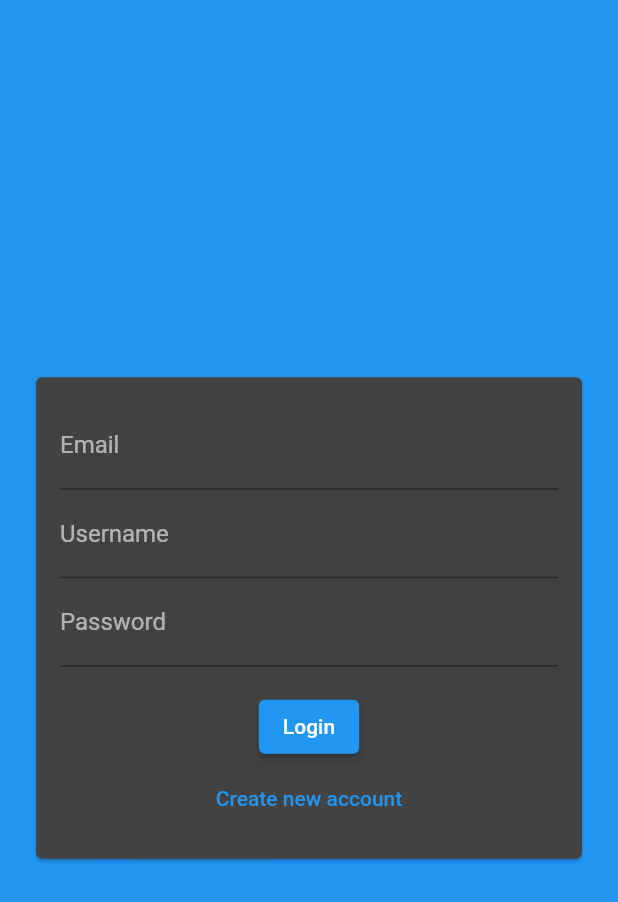
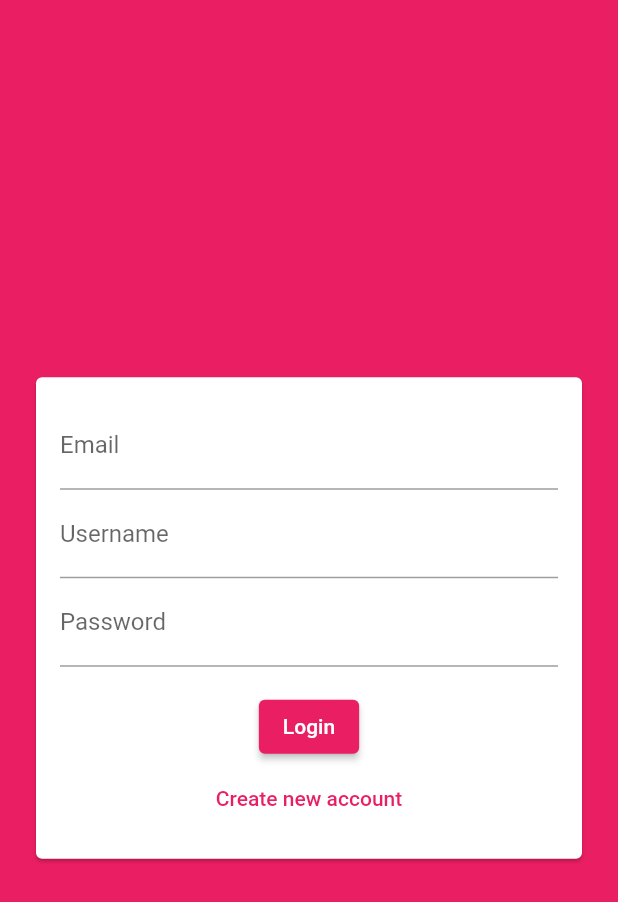
Before and after one commit to readytowork-org/flutter_chat, a Flutter app: the screen it shows after launch, on a phone screen of 412 x 824 dp. Shown: the top 902 px of the screen. Run offline on Flutter 3.47's test engine with Material 2 defaults, Android fonts, the phone set to English and light mode, and no system bars; our stand-ins replace cloud_firestore, firebase_core; accounts and stored records are empty.

Commit message:
14.11 Theme data added fix

```diff
--- a/lib/main.dart
+++ b/lib/main.dart
@@ -19,12 +19,11 @@ class MyApp extends StatelessWidget {
     return MaterialApp(
       title: 'Flutter Demo',
       theme: ThemeData(
-        primarySwatch: Colors.pink,
+        colorScheme:
+            ColorScheme.fromSwatch(primarySwatch: Colors.pink).copyWith(
+          secondary: Colors.purple,
+        ),
         backgroundColor: Colors.pink,
-        colorScheme: ColorScheme.fromSwatch().copyWith(
-          secondary: Colors.deepPurple,
-          brightness: Brightness.dark,
-        ),
         buttonTheme: ButtonTheme.of(context).copyWith(
           buttonColor: Colors.pink,
           textTheme: ButtonTextTheme.primary,
```
